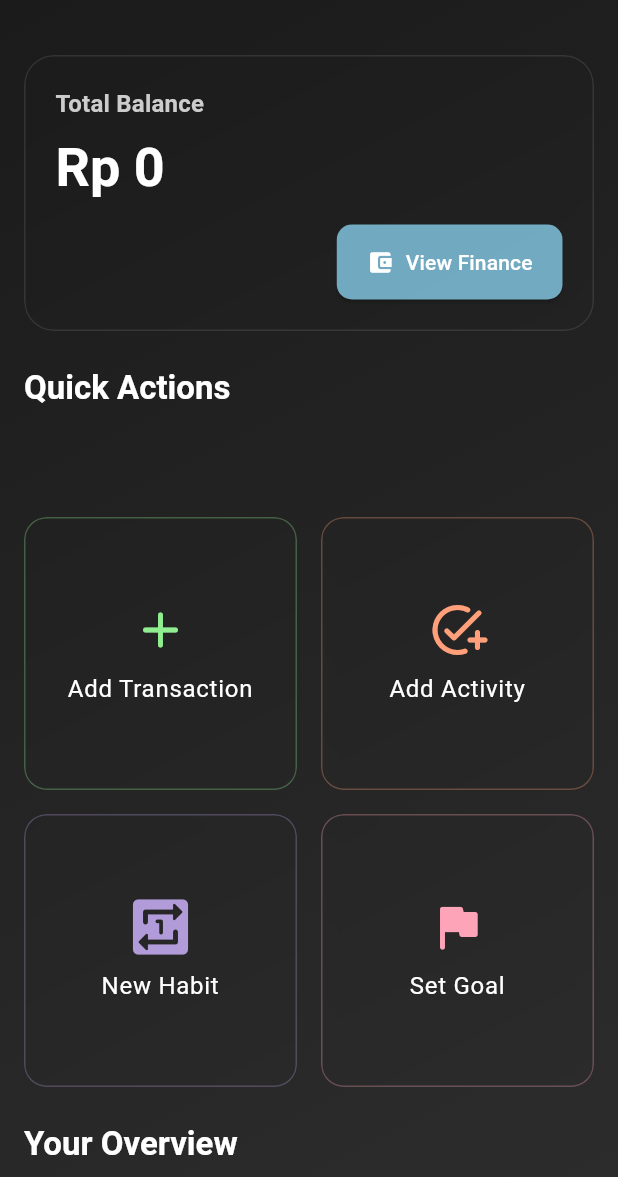
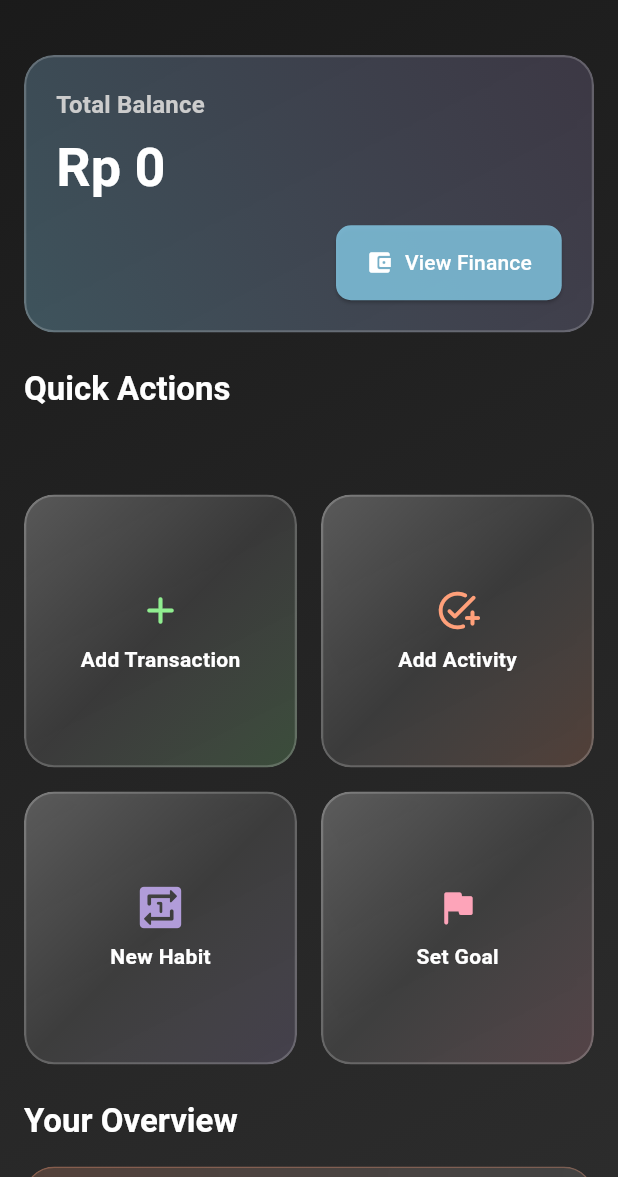
Before and after one commit to wahyualif23014/HirudoraXriverpod, a Flutter app: the screen it shows after launch, on a phone screen of 412 x 824 dp, the part 59-1236 px from its top. Run offline on Flutter 3.47's test engine with Material 3 defaults, Android fonts, the phone set to English and light mode, and no system bars; our stand-ins replace dartz, equatable, firebase_core, flutter_riverpod, flutter_slidable, go_router and 2 more; accounts and stored records are empty; generated files the repository leaves out were written again.

Commit message:
new tanggal 7 new dasboard

```diff
--- a/lib/features/home/presentation/pages/dasboard.dart
+++ b/lib/features/home/presentation/pages/dasboard.dart
@@ -4,6 +4,7 @@ import 'package:flutter/material.dart';
 import 'package:flutter_riverpod/flutter_riverpod.dart';
 import 'package:go_router/go_router.dart';
 import 'package:intl/intl.dart';
+import 'dart:ui';
 
 import '../../../../core/widgets/app_scaffold.dart';
 import '../../../../core/widgets/glass_container.dart';
@@ -12,12 +13,9 @@ import '../../../../app/routes/routes.dart';
 // provider
 import 'package:hirudorax/features/finance/data/providers/finance_providers.dart';
 
-
 import '../../../activities/data/provider/activity_providers.dart';
 
-
 final nextHabitProvider = StateProvider<String>((ref) => 'Workout - 30 mins');
-
 
 class DashboardPage extends ConsumerWidget {
   const DashboardPage({super.key});
@@ -30,7 +28,6 @@ class DashboardPage extends ConsumerWidget {
     // 2. Watch recentActivityAsyncValue dari provider activities
     final recentActivityAsyncValue = ref.watch(recentActivitySummaryProvider);
 
-
     // 3. Watch provider untuk Next Habit (contoh statis)
     final String nextHabit = ref.watch(nextHabitProvider);
 
@@ -39,45 +36,81 @@ class DashboardPage extends ConsumerWidget {
       title: 'Hi, Hirudorax!',
       actions: [
         IconButton(
-          icon: const Icon(Icons.notifications_rounded, color: AppColors.primaryText),
+          icon: const Icon(
+            Icons.notifications_rounded,
+            color: AppColors.primaryText,
+          ),
           onPressed: () {
             context.go(AppRoutes.notificationSettingsPath);
           },
         ),
       ],
       body: ListView(
-        padding: const EdgeInsets.symmetric(horizontal: 16.0, vertical: 24.0).copyWith(top: MediaQuery.of(context).padding.top + AppBar().preferredSize.height + 20),
+        padding: const EdgeInsets.symmetric(
+          horizontal: 16.0,
+          vertical: 24.0,
+        ).copyWith(
+          top:
+              MediaQuery.of(context).padding.top +
+              AppBar().preferredSize.height +
+              20,
+        ),
         children: [
           // --- Bagian Saldo/Ringkasan Keuangan Utama ---
-          GlassContainer(
-            borderRadius: 20,
+          ClipRRect(
+            borderRadius: BorderRadius.circular(20),
+            child: BackdropFilter(
+              filter: ImageFilter.blur(sigmaX: 10.0, sigmaY: 10.0),
+              child: Container(
                 padding: const EdgeInsets.all(20),
-            gradientBegin: Alignment.bottomLeft,
-            gradientEnd: Alignment.topRight,
-            linearGradientColors: [
+                decoration: BoxDecoration(
+                  gradient: LinearGradient(
+                    colors: [
                       AppColors.accentBlue.withOpacity(0.3),
                       AppColors.accentPurple.withOpacity(0.2),
                     ],
+                    begin: Alignment.bottomLeft,
+                    end: Alignment.topRight,
+                  ),
+                  borderRadius: BorderRadius.circular(20),
+                  border: Border.all(
+                    color: Colors.white.withOpacity(0.2),
+                    width: 1.5,
+                  ),
+                ),
                 child: Column(
                   crossAxisAlignment: CrossAxisAlignment.start,
                   children: [
                     Text(
                       'Total Balance',
-                  style: Theme.of(context).textTheme.titleMedium?.copyWith(color: AppColors.secondaryText),
+                      style: Theme.of(context).textTheme.titleMedium?.copyWith(
+                        color: AppColors.secondaryText,
+                      ),
                     ),
                     const SizedBox(height: 8),
                     totalBalanceAsyncValue.when(
-                  data: (balance) => Text(
+                      data:
+                          (balance) => Text(
                             'Rp ${NumberFormat.currency(locale: 'id_ID', symbol: '').format(balance)}',
-                    style: Theme.of(context).textTheme.displaySmall?.copyWith(
+                            style: Theme.of(
+                              context,
+                            ).textTheme.displaySmall?.copyWith(
                               color: AppColors.primaryText,
                               fontWeight: FontWeight.bold,
                             ),
                           ),
-                  loading: () => Center(child: CircularProgressIndicator(color: AppColors.primaryText)), // Indikator loading
-                  error: (error, stack) => Text(
+                      loading:
+                          () => Center(
+                            child: CircularProgressIndicator(
+                              color: AppColors.primaryText,
+                            ),
+                          ),
+                      error:
+                          (error, stack) => Text(
                             'Error: ${error.toString().split(':')[0]}',
-                    style: Theme.of(context).textTheme.displaySmall?.copyWith(
+                            style: Theme.of(
+                              context,
+                            ).textTheme.displaySmall?.copyWith(
                               color: AppColors.error,
                               fontWeight: FontWeight.bold,
                             ),
@@ -93,7 +126,9 @@ class DashboardPage extends ConsumerWidget {
                         icon: const Icon(Icons.account_balance_wallet_rounded),
                         label: const Text('View Finance'),
                         style: ElevatedButton.styleFrom(
-                      backgroundColor: AppColors.accentBlue.withOpacity(0.8),
+                          backgroundColor: AppColors.accentBlue.withOpacity(
+                            0.8,
+                          ),
                           foregroundColor: AppColors.primaryText,
                           shape: RoundedRectangleBorder(
                             borderRadius: BorderRadius.circular(10),
@@ -104,14 +139,19 @@ class DashboardPage extends ConsumerWidget {
                   ],
                 ),
               ),
+            ),
+          ),
+
           const SizedBox(height: 24),
 
           // --- Bagian Quick Actions (Aksi Cepat) ---
           Text(
             'Quick Actions',
-            style: Theme.of(context).textTheme.titleLarge?.copyWith(color: AppColors.primaryText),
+            style: Theme.of(
+              context,
+            ).textTheme.titleLarge?.copyWith(color: AppColors.primaryText),
           ),
-          const SizedBox(height: 16),
+          // const SizedBox(height: 16),
           GridView.count(
             crossAxisCount: 2,
             shrinkWrap: true,
@@ -156,12 +196,14 @@ class DashboardPage extends ConsumerWidget {
           // --- Bagian Pemantauan Fitur Lainnya (List Kotak Glassmorphism) ---
           Text(
             'Your Overview',
-            style: Theme.of(context).textTheme.titleLarge?.copyWith(color: AppColors.primaryText),
+            style: Theme.of(
+              context,
+            ).textTheme.titleLarge?.copyWith(color: AppColors.primaryText),
           ),
           const SizedBox(height: 16),
-          // untuk menampilkan ringkasan aktivitas
           recentActivityAsyncValue.when(
-            data: (recentActivityText) => _buildFeatureOverviewCard(
+            data:
+                (recentActivityText) => _buildFeatureOverviewCard(
                   context,
                   title: 'Activities Progress',
                   subtitle: recentActivityText,
@@ -169,7 +211,8 @@ class DashboardPage extends ConsumerWidget {
                   iconColor: AppColors.accentOrange,
                   onTap: () => context.go(AppRoutes.habitsHubPath),
                 ),
-            loading: () => _buildFeatureOverviewCard(
+            loading:
+                () => _buildFeatureOverviewCard(
                   context,
                   title: 'Activities Progress',
                   subtitle: 'Loading activity summary...',
@@ -177,10 +220,12 @@ class DashboardPage extends ConsumerWidget {
                   iconColor: AppColors.accentOrange,
                   onTap: () => context.go(AppRoutes.activitiesHubPath),
                 ),
-            error: (error, stack) => _buildFeatureOverviewCard(
+            error:
+                (error, stack) => _buildFeatureOverviewCard(
                   context,
                   title: 'Activities Progress',
-              subtitle: 'Error loading activities: ${error.toString().split(':')[0]}', // Sederhanakan pesan error
+                  subtitle:
+                      'Error loading activities: ${error.toString().split(':')[0]}', // Sederhanakan pesan error
                   icon: Icons.run_circle_rounded,
                   iconColor: AppColors.accentOrange,
                   onTap: () => context.go(AppRoutes.activitiesHubPath),
@@ -217,31 +262,51 @@ class DashboardPage extends ConsumerWidget {
     required Color color,
     required VoidCallback onTap,
   }) {
-    return GlassContainer(
-      borderRadius: 15,
-      blur: 10,
-      opacity: 0.15,
-      linearGradientColors: [
+    return GestureDetector(
+      onTap: onTap,
+      child: ClipRRect(
+        borderRadius: BorderRadius.circular(20.0),
+        child: BackdropFilter(
+          filter: ImageFilter.blur(sigmaX: 10.0, sigmaY: 10.0),
+          child: Container(
+            width: 150,
+            height: 100,
+            decoration: BoxDecoration(
+              gradient: LinearGradient(
+                colors: [
+                  Colors.white.withOpacity(0.25),
+                  Colors.white.withOpacity(0.1),
                   color.withOpacity(0.2),
-        color.withOpacity(0.1),
                 ],
-      customBorder: Border.all(color: color.withOpacity(0.3), width: 1),
-      child: InkWell(
-        onTap: onTap,
-        borderRadius: BorderRadius.circular(15),
-        child: Padding(
-          padding: const EdgeInsets.all(16.0),
+                begin: Alignment.topLeft,
+                end: Alignment.bottomRight,
+              ),
+              borderRadius: BorderRadius.circular(20.0),
+              border: Border.all(
+                color: Colors.white.withOpacity(
+                  0.2,
+                ),
+                width: 1.5,
+              ),
+            ),
             child: Column(
               mainAxisAlignment: MainAxisAlignment.center,
               children: [
-              Icon(icon, size: 40, color: color),
+                Icon(
+                  icon,
+                  color: color,
+                  size: 30,
+                ),
                 const SizedBox(height: 8),
                 Text(
                   label,
-                textAlign: TextAlign.center,
-                style: Theme.of(context).textTheme.bodyLarge?.copyWith(color: AppColors.primaryText),
+                  style: const TextStyle(
+                    color: Colors.white,
+                    fontWeight: FontWeight.bold,
+                  ),
                 ),
               ],
+            ),
           ),
         ),
       ),
@@ -257,17 +322,30 @@ class DashboardPage extends ConsumerWidget {
     required Color iconColor,
     required VoidCallback onTap,
   }) {
-    return GlassContainer(
-      borderRadius: 20,
-      padding: const EdgeInsets.all(20),
-      linearGradientColors: [
+    return ClipRRect(
+      borderRadius: BorderRadius.circular(20),
+      child: BackdropFilter(
+        filter: ImageFilter.blur(sigmaX: 10.0, sigmaY: 10.0), // Efek blur
+        child: Container(
+          decoration: BoxDecoration(
+            gradient: LinearGradient(
+              colors: [
                 iconColor.withOpacity(0.2),
-        AppColors.secondaryBackground.withOpacity(0.1),
+                Colors.white.withOpacity(
+                  0.1,
+                ),
               ],
-      customBorder: Border.all(color: iconColor.withOpacity(0.3), width: 1),
+              begin: Alignment.topLeft,
+              end: Alignment.bottomRight,
+            ),
+            borderRadius: BorderRadius.circular(20),
+            border: Border.all(color: iconColor.withOpacity(0.3), width: 1),
+          ),
           child: InkWell(
             onTap: onTap,
             borderRadius: BorderRadius.circular(20),
+            child: Padding(
+              padding: const EdgeInsets.all(20),
               child: Row(
                 children: [
                   Container(
@@ -285,21 +363,35 @@ class DashboardPage extends ConsumerWidget {
                       children: [
                         Text(
                           title,
-                    style: Theme.of(context).textTheme.titleMedium?.copyWith(
-                          color: AppColors.primaryText,
+                          style: Theme.of(
+                            context,
+                          ).textTheme.titleMedium?.copyWith(
+
+                            color: Colors.white,
                             fontWeight: FontWeight.bold,
                           ),
                         ),
                         const SizedBox(height: 4),
                         Text(
                           subtitle,
-                    style: Theme.of(context).textTheme.bodyMedium?.copyWith(color: AppColors.secondaryText),
+                          style: Theme.of(
+                            context,
+                          ).textTheme.bodyMedium?.copyWith(
+                            color: Colors.white70,
+                          ),
                         ),
                       ],
                     ),
                   ),
-            const Icon(Icons.arrow_forward_ios_rounded, color: AppColors.tertiaryText, size: 20),
+                  const Icon(
+                    Icons.arrow_forward_ios_rounded,
+                    color: Colors.white60,
+                    size: 20,
+                  ),
                 ],
+              ),
+            ),
+          ),
         ),
       ),
     );
```
Lines whose indentation alone changed are shown as unchanged.
